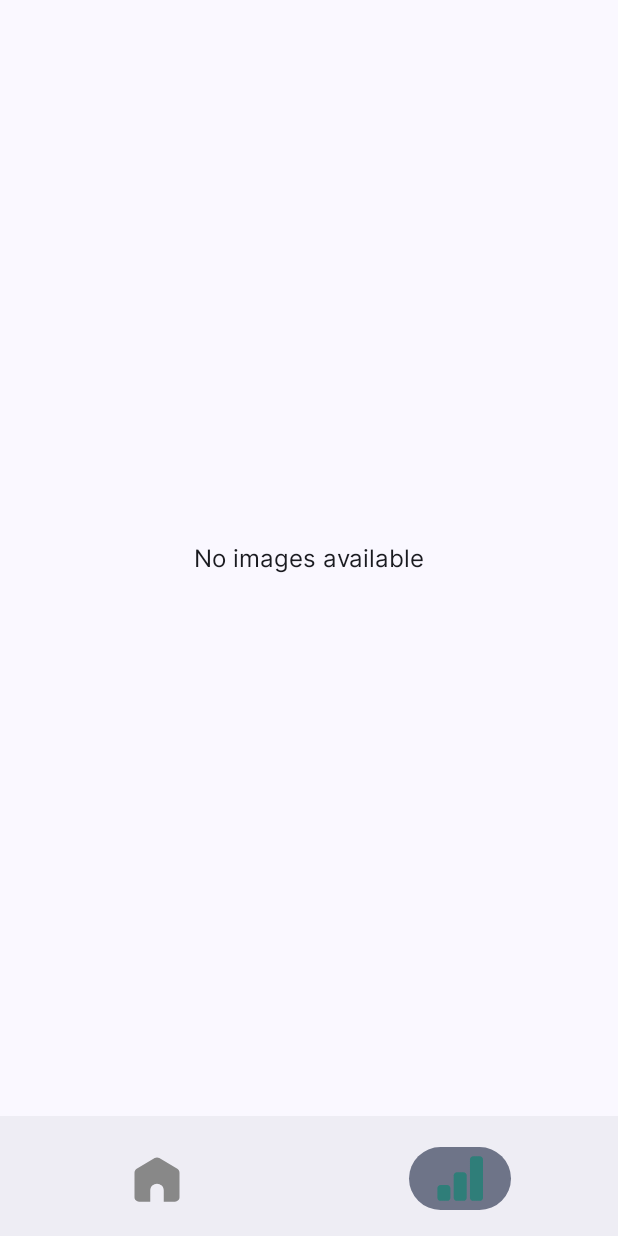
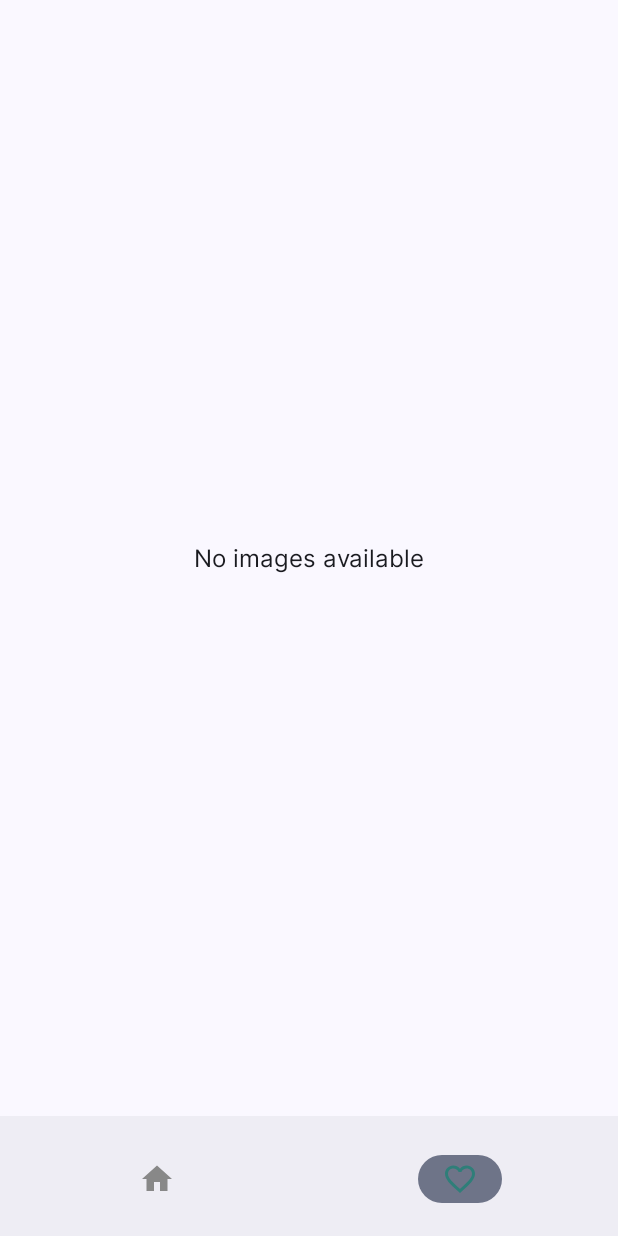
Before and after one commit to rnnrls97/kotlin, an Android app built with Jetpack Compose: the ImagesScreen screen opened through its navigation route, on a phone screen of 412 x 824 dp. Run offline under Robolectric (Android 15) with nearby library versions, the phone set to English and light mode, and no system bars; our stand-ins replace Dagger/Hilt's generated code, Room's generated code, constraintlayout-compose; libraries missing offline, so code that uses them is left out: com.github.mikephil.charting; pictures from the network do not load; 1 statement that could not run was skipped.

Commit message:
fixed images

```diff
--- a/app/src/main/java/com/renanfran/transactionapp/android/NavHostScreen.kt
+++ b/app/src/main/java/com/renanfran/transactionapp/android/NavHostScreen.kt
@@ -24,32 +24,36 @@ import androidx.navigation.compose.rememberNavController
 import androidx.navigation.navArgument
 import com.renanfran.transactionapp.android.feature.add_transaction.AddTransaction
 import com.renanfran.transactionapp.android.feature.home.HomeScreen
-import com.renanfran.transactionapp.android.feature.stats.ImagesScreen
+import com.renanfran.transactionapp.android.feature.images.ImagesScreen
 import com.renanfran.transactionapp.android.feature.transactionlist.TransactionListScreen
 import com.renanfran.transactionapp.android.ui.theme.Zinc
+import androidx.compose.material.icons.Icons
+import androidx.compose.material.icons.filled.FavoriteBorder
+import androidx.compose.material.icons.filled.Home
+import androidx.compose.ui.graphics.vector.ImageVector
 
 @Composable
 fun NavHostScreen() {
     val navController = rememberNavController()
-    var bottomBarVisibility by remember {
-        mutableStateOf(true)
+    var bottomBarVisibility by remember { mutableStateOf(true) }
 
-    }
-    Scaffold(bottomBar = {
-        AnimatedVisibility(visible = bottomBarVisibility) {
-            NavigationBottomBar(
-                navController = navController,
-                items = listOf(
-                    NavItem(route = "/home", icon = R.drawable.ic_home),
-                    NavItem(route = "/stats", icon = R.drawable.ic_stats)
+    Scaffold(
+        bottomBar = {
+            AnimatedVisibility(visible = bottomBarVisibility) {
+                NavigationBottomBar(
+                    navController = navController,
+                    items = listOf(
+                        NavItem(route = "/home", icon = Icons.Filled.Home),
+                        NavItem(route = "/saved_images", icon = Icons.Filled.FavoriteBorder)
+                    )
                 )
-            )
+            }
         }
-    }) {
+    ) { innerPadding ->
         NavHost(
             navController = navController,
             startDestination = "/home",
-            modifier = Modifier.padding(it)
+            modifier = Modifier.padding(innerPadding)
         ) {
             composable(route = "/home") {
                 bottomBarVisibility = true
@@ -58,36 +62,43 @@ fun NavHostScreen() {
 
             composable(route = "/add_income") {
                 bottomBarVisibility = false
-                AddTransaction(navController, isIncome = true)
+                AddTransaction(navController = navController, isIncome = true)
             }
+
             composable(route = "/add_exp") {
                 bottomBarVisibility = false
-                AddTransaction(navController, isIncome = false)
+                AddTransaction(navController = navController, isIncome = false)
             }
 
-            composable(route = "/stats") {
+            composable(route = "/saved_images") {
                 bottomBarVisibility = true
-                ImagesScreen(navController)
+                ImagesScreen(navController = navController)
             }
+
             composable(route = "/all_transactions") {
                 bottomBarVisibility = true
-                TransactionListScreen(navController)
+                TransactionListScreen(navController = navController)
             }
+
             composable(
                 route = "/edit_transaction/{transactionId}",
                 arguments = listOf(navArgument("transactionId") { type = NavType.IntType })
             ) { backStackEntry ->
                 val transactionId = backStackEntry.arguments?.getInt("transactionId") ?: 0
-                AddTransaction(navController = navController, isIncome = false, transactionId = transactionId)
+                bottomBarVisibility = false
+                AddTransaction(
+                    navController = navController,
+                    isIncome = false,
+                    transactionId = transactionId
+                )
             }
         }
     }
 }
 
-
 data class NavItem(
     val route: String,
-    val icon: Int
+    val icon: ImageVector
 )
 
 @Composable
@@ -112,7 +123,10 @@ fun NavigationBottomBar(
                     }
                 },
                 icon = {
-                    Icon(painter = painterResource(id = item.icon), contentDescription = null)
+                    Icon(
+                        imageVector = item.icon,
+                        contentDescription = null
+                    )
                 },
                 alwaysShowLabel = false,
                 colors = NavigationBarItemDefaults.colors(
--- a/app/src/main/java/com/renanfran/transactionapp/android/data/TransactionDatabase.kt
+++ b/app/src/main/java/com/renanfran/transactionapp/android/data/TransactionDatabase.kt
@@ -18,7 +18,7 @@ import javax.inject.Inject
 import javax.inject.Provider
 import javax.inject.Singleton
 
-@Database(entities = [TransactionEntity::class, RandomImageEntity::class], version = 2, exportSchema = false)
+@Database(entities = [TransactionEntity::class, RandomImageEntity::class], version = 1, exportSchema = false)
 abstract class TransactionDatabase : RoomDatabase() {
 
     abstract fun transactionDao(): TransactionDao
--- a/app/src/main/java/com/renanfran/transactionapp/android/feature/home/HomeScreen.kt
+++ b/app/src/main/java/com/renanfran/transactionapp/android/feature/home/HomeScreen.kt
@@ -1,6 +1,8 @@
 package com.renanfran.transactionapp.android.feature.home
 
 import android.graphics.Bitmap
+import android.graphics.Canvas
+import android.util.Log
 import androidx.compose.animation.AnimatedVisibility
 import androidx.compose.foundation.Image
 import androidx.compose.foundation.background
@@ -29,13 +31,16 @@ import androidx.compose.runtime.Composable
 import androidx.compose.runtime.LaunchedEffect
 import androidx.compose.runtime.collectAsState
 import androidx.compose.runtime.getValue
+import androidx.compose.runtime.key
 import androidx.compose.runtime.mutableStateOf
 import androidx.compose.runtime.remember
+import androidx.compose.runtime.rememberUpdatedState
 import androidx.compose.runtime.setValue
 import androidx.compose.ui.Alignment
 import androidx.compose.ui.Modifier
 import androidx.compose.ui.draw.clip
 import androidx.compose.ui.graphics.Color
+import androidx.compose.ui.graphics.asImageBitmap
 import androidx.compose.ui.input.pointer.pointerInput
 import androidx.compose.ui.layout.ContentScale
 import androidx.compose.ui.platform.LocalContext
@@ -62,14 +67,15 @@ import com.renanfran.transactionapp.android.ui.theme.LightGrey
 import com.renanfran.transactionapp.android.ui.theme.Red
 import com.renanfran.transactionapp.android.ui.theme.Typography
 import com.renanfran.transactionapp.android.utils.Utils
+import java.util.UUID
 
 
 @Composable
 fun HomeScreen(navController: NavController, viewModel: HomeViewModel = hiltViewModel()) {
     val state = viewModel.expenses.collectAsState(initial = emptyList())
+    val randomImageUrl by viewModel.randomImageUrl.collectAsState() // Observe random image state
     val (showDialog, setShowDialog) = remember { mutableStateOf(false) }
     var transactionToDelete by remember { mutableStateOf<TransactionEntity?>(null) }
-    val randomImageUrl by viewModel.randomImageUrl.collectAsState()
 
     LaunchedEffect(Unit) {
         viewModel.navigationEvent.collect { event ->
@@ -85,20 +91,23 @@ fun HomeScreen(navController: NavController, viewModel: HomeViewModel = hiltView
 
     Surface(modifier = Modifier.fillMaxSize()) {
         ConstraintLayout(modifier = Modifier.fillMaxSize()) {
-            val (nameRow, list, card, topBar, add) = createRefs()
+            val (nameRow, list, card, add) = createRefs()
 
-            Box(modifier = Modifier
+            Box(
+                modifier = Modifier
                     .fillMaxWidth()
                     .padding(top = 10.dp, start = 16.dp, end = 16.dp)
                     .constrainAs(nameRow) {
                         top.linkTo(parent.top)
                         start.linkTo(parent.start)
                         end.linkTo(parent.end)
-                })
+                    }
+            )
 
             val expense = viewModel.getTotalExpense(state.value)
             val income = viewModel.getTotalIncome(state.value)
             val balance = viewModel.getBalance(state.value)
+
             CardItem(
                 modifier = Modifier.constrainAs(card) {
                     top.linkTo(nameRow.bottom)
@@ -111,9 +120,12 @@ fun HomeScreen(navController: NavController, viewModel: HomeViewModel = hiltView
                 image = randomImageUrl,
                 onImageDoubleTapped = {
                     randomImageUrl?.let { viewModel.saveImage(it) }
+                },
+                onClick = {
+                    navController.navigate("/saved_images")
                 }
             )
-            HorizontalDivider(thickness = 2.dp)
+
             TransactionList(
                 modifier = Modifier
                     .fillMaxWidth()
@@ -143,9 +155,7 @@ fun HomeScreen(navController: NavController, viewModel: HomeViewModel = hiltView
                         viewModel.deleteTransaction(transactionToDelete!!)
                         setShowDialog(false)
                     },
-                    onDismiss = {
-                        setShowDialog(false)
-                    }
+                    onDismiss = { setShowDialog(false) }
                 )
             }
 
@@ -158,11 +168,15 @@ fun HomeScreen(navController: NavController, viewModel: HomeViewModel = hiltView
                     },
                 contentAlignment = Alignment.BottomEnd
             ) {
-                MultiFloatingActionButton(modifier = Modifier, {
+                MultiFloatingActionButton(
+                    modifier = Modifier,
+                    onAddTransactionClicked = {
                         viewModel.onEvent(HomeUiEvent.OnAddTransactionClicked)
-                }, {
+                    },
+                    onAddIncomeClicked = {
                         viewModel.onEvent(HomeUiEvent.OnAddIncomeClicked)
-                })
+                    }
+                )
             }
         }
     }
@@ -181,7 +195,6 @@ fun MultiFloatingActionButton(
             horizontalAlignment = Alignment.End,
             verticalArrangement = Arrangement.spacedBy(16.dp)
         ) {
-            // Secondary FABs
             AnimatedVisibility(visible = expanded) {
                 Column(horizontalAlignment = Alignment.End, modifier = Modifier.padding(16.dp)) {
                     Box(
@@ -217,7 +230,6 @@ fun MultiFloatingActionButton(
                     }
                 }
             }
-            // Main FAB
             Box(
                 modifier = Modifier
                     .padding(16.dp)
@@ -241,12 +253,13 @@ fun MultiFloatingActionButton(
 
 @Composable
 fun CardItem(
-    modifier: Modifier,
+    modifier: Modifier = Modifier,
     balance: String,
     income: String,
     expense: String,
-    image: Bitmap?, // Pass the image to be displayed
-    onImageDoubleTapped: () -> Unit // Add the callback for double-tap
+    image: Bitmap?,
+    onImageDoubleTapped: () -> Unit,
+    onClick: () -> Unit
 ) {
     Box(
         modifier = modifier
@@ -256,73 +269,77 @@ fun CardItem(
             .clip(RoundedCornerShape(16.dp))
             .pointerInput(Unit) {
                 detectTapGestures(
-                    onDoubleTap = { onImageDoubleTapped() } // Trigger the double-tap callback
+                    onTap = { onClick() },
+                    onDoubleTap = { onImageDoubleTapped() }
                 )
             }
     ) {
-        // Background image
+
         if (image != null) {
-            AsyncImage(
-                model = ImageRequest.Builder(LocalContext.current).data(image).build(),
-                contentDescription = "Random Background",
-                modifier = Modifier
-                    .fillMaxSize()
-                    .clip(RoundedCornerShape(16.dp)),
+            Image(
+                bitmap = image.asImageBitmap(),
+                contentDescription = "Background Image",
+                modifier = Modifier.fillMaxSize(),
                 contentScale = ContentScale.Crop
             )
         } else {
             Box(
                 modifier = Modifier
                     .fillMaxSize()
-                    .clip(RoundedCornerShape(16.dp))
                     .background(Color.Gray)
+                    .clip(RoundedCornerShape(16.dp)),
+                contentAlignment = Alignment.Center
+            ) {
+                Text(
+                    text = "No Image",
+                    style = Typography.bodyMedium,
+                    color = Color.White
                 )
             }
+        }
 
-        // Overlay content
         Column(
             modifier = Modifier
                 .fillMaxSize()
                 .padding(16.dp)
                 .background(
-                    color = Color.Black.copy(alpha = 0.4f), // Semi-transparent overlay
+                    color = Color.Black.copy(alpha = 0.4f),
                     shape = RoundedCornerShape(16.dp)
                 )
         ) {
-            Box(
+            Column(
                 modifier = Modifier
                     .fillMaxWidth()
                     .padding(16.dp)
                     .weight(1f)
             ) {
-                Column {
-                    ExpenseTextView(
+                Text(
                     text = "Carteira",
                     style = Typography.titleMedium,
                     color = Color.White
                 )
-                    Spacer(modifier = Modifier.size(8.dp))
-                    ExpenseTextView(
-                        text = balance, style = Typography.headlineLarge, color = Color.White,
+                Spacer(modifier = Modifier.height(8.dp))
+                Text(
+                    text = balance,
+                    style = Typography.headlineLarge,
+                    color = Color.White
                 )
             }
-            }
 
-            Box(
+            Row(
                 modifier = Modifier
                     .fillMaxWidth()
-                    .padding(16.dp)
-                    .weight(1f)
+                    .padding(16.dp),
+                horizontalArrangement = Arrangement.SpaceBetween
             ) {
                 CardRowItem(
-                    modifier = Modifier.align(Alignment.CenterStart),
+                    modifier = Modifier,
                     title = "Receita",
                     amount = income,
                     imaget = R.drawable.ic_income
                 )
-                Spacer(modifier = Modifier.size(8.dp))
                 CardRowItem(
-                    modifier = Modifier.align(Alignment.CenterEnd),
+                    modifier = Modifier,
                     title = "Despesa",
                     amount = expense,
                     imaget = R.drawable.ic_expense
@@ -339,7 +356,7 @@ fun TransactionList(
     title: String = "Transações Recentes",
     onSeeAllClicked: () -> Unit,
     onItemClicked: (TransactionEntity) -> Unit,
-    onItemLongPressed: (TransactionEntity) -> Unit // Added long press callback
+    onItemLongPressed: (TransactionEntity) -> Unit
 ) {
     LazyColumn(modifier = modifier.padding(horizontal = 16.dp)) {
         item {
--- a/app/src/main/java/com/renanfran/transactionapp/android/feature/home/HomeViewModel.kt
+++ b/app/src/main/java/com/renanfran/transactionapp/android/feature/home/HomeViewModel.kt
@@ -2,6 +2,8 @@ package com.renanfran.transactionapp.android.feature.home
 
 import android.graphics.Bitmap
 import android.graphics.BitmapFactory
+import android.util.Log
+import androidx.compose.runtime.mutableStateOf
 import androidx.lifecycle.viewModelScope
 import com.renanfran.transactionapp.android.base.BaseViewModel
 import com.renanfran.transactionapp.android.base.HomeNavigationEvent
@@ -15,25 +17,23 @@ import com.renanfran.transactionapp.android.data.service.RetrofitInstance
 import dagger.hilt.android.lifecycle.HiltViewModel
 import kotlinx.coroutines.flow.MutableStateFlow
 import kotlinx.coroutines.flow.StateFlow
+import kotlinx.coroutines.flow.asStateFlow
 import kotlinx.coroutines.launch
 import java.io.ByteArrayOutputStream
 import javax.inject.Inject
 
 @HiltViewModel
 class HomeViewModel @Inject constructor(
-    private val dao: TransactionDao, // DAO for transaction operations
-    private val imageDao: RandomImageDao // DAO for image storage
+    private val dao: TransactionDao,
+    private val imageDao: RandomImageDao
 ) : BaseViewModel() {
 
-    // Expenses state
     val expenses = dao.getAllExpense()
-
-    // Random image state
     private val _randomImageUrl = MutableStateFlow<Bitmap?>(null)
-    val randomImageUrl: StateFlow<Bitmap?> get() = _randomImageUrl
+    val randomImageUrl: StateFlow<Bitmap?> = _randomImageUrl.asStateFlow()
 
     init {
-        fetchRandomImage() // Fetch a random image when ViewModel is created
+        fetchRandomImage()
     }
 
     override fun onEvent(event: UiEvent) {
@@ -56,7 +56,6 @@ class HomeViewModel @Inject constructor(
         }
     }
 
-    // Calculate total balance
     fun getBalance(list: List<TransactionEntity>): String {
         val balance = list.sumOf { expense ->
             if (expense.type == "Receita") expense.amount else -expense.amount
@@ -64,59 +63,56 @@ class HomeViewModel @Inject constructor(
         return Utils.formatCurrency(balance)
     }
 
-    // Calculate total expenses
     fun getTotalExpense(list: List<TransactionEntity>): String {
         val total = list.filter { it.type != "Receita" }.sumOf { it.amount }
         return Utils.formatCurrency(total)
     }
 
-    // Calculate total income
     fun getTotalIncome(list: List<TransactionEntity>): String {
         val totalIncome = list.filter { it.type == "Receita" }.sumOf { it.amount }
         return Utils.formatCurrency(totalIncome)
     }
 
-    // Delete a transaction
     fun deleteTransaction(expense: TransactionEntity) {
         viewModelScope.launch {
             dao.deleteExpense(expense)
         }
     }
 
-    // Fetch a random image
     fun fetchRandomImage() {
         viewModelScope.launch {
             try {
                 val random = System.currentTimeMillis()
                 val responseBody = RetrofitInstance.api.getRandomImage(random)
-                val imageBytes = responseBody.bytes() // Convert response to byte array
+                val imageBytes = responseBody.bytes()
                 val bitmap = BitmapFactory.decodeByteArray(imageBytes, 0, imageBytes.size)
 
-                _randomImageUrl.value = bitmap // Update state
+                _randomImageUrl.value = bitmap
             } catch (e: Exception) {
-                e.printStackTrace() // Log errors
+                e.printStackTrace()
             }
         }
     }
 
-    // Save an image to the database
     fun saveImage(image: Bitmap?) {
         if (image != null) {
             viewModelScope.launch {
                 try {
-                    // Convert Bitmap to ByteArray
                     val byteArrayOutputStream = ByteArrayOutputStream()
                     image.compress(Bitmap.CompressFormat.PNG, 100, byteArrayOutputStream)
                     val byteArray = byteArrayOutputStream.toByteArray()
 
-                    // Save image to database
                     val imageEntity = RandomImageEntity(imageBitmap = byteArray)
                     imageDao.insertImage(imageEntity)
                 } catch (e: Exception) {
-                    e.printStackTrace() // Log errors
+                    e.printStackTrace()
                 }
             }
         }
+    }
+
+    fun setRandomImage(bitmap: Bitmap) {
+        _randomImageUrl.value = bitmap
     }
 }
 
--- a/app/src/main/java/com/renanfran/transactionapp/android/feature/stats/ImagesViewModel.kt
+++ b/app/src/main/java/com/renanfran/transactionapp/android/feature/images/ImagesViewModel.kt
@@ -1,4 +1,4 @@
-package com.renanfran.transactionapp.android.feature.stats
+package com.renanfran.transactionapp.android.feature.images
 
 import androidx.lifecycle.ViewModel
 import androidx.lifecycle.viewModelScope
```
Also changed, not shown: app/src/main/java/com/renanfran/transactionapp/android/feature/images/ImagesScreen.kt (renamed from app/src/main/java/com/renanfran/transactionapp/android/feature/stats/ImagesScreen.kt, +23 -7 lines), app/src/main/java/com/renanfran/transactionapp/android/utils/Utils.kt (+1 -9 lines), app/src/main/res/drawable/ic_images.png (added), app/src/main/res/drawable/ic_netflix.png (deleted), app/src/main/res/drawable/ic_paypal.png (deleted), app/src/main/res/drawable/ic_starbucks.png (deleted), app/src/main/res/drawable/ic_upwork.png (deleted), app/src/main/res/drawable/ic_youtube.png (deleted). Lines whose indentation alone changed are shown as unchanged.
